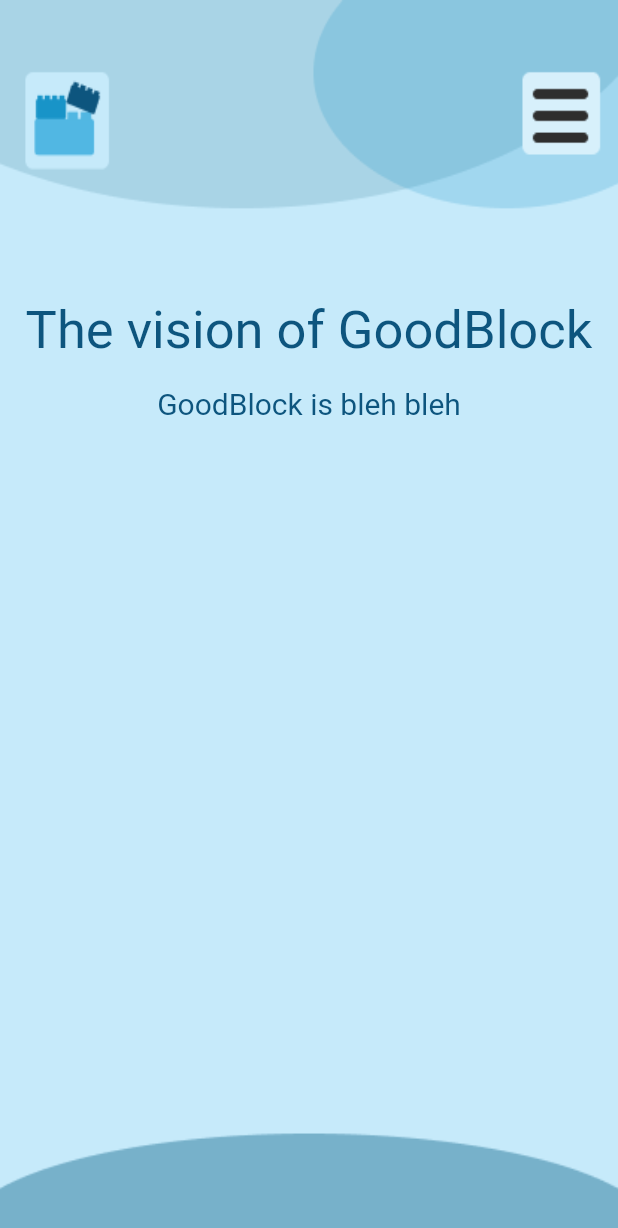
After one commit to Mehak-4545/CSN-254-GoodBlock, a Flutter app: the AuthPage_aboutus screen opened directly, on a phone screen of 412 x 824 dp. The commit adds this screen. Shown: the top 1228 px of the screen. Run offline on Flutter 3.47's test engine with Material 2 defaults, Android fonts, the phone set to English and light mode, and no system bars; our stand-ins replace convert, google_fonts; missing offline and left inert: web3dart; project files that could hold a hidden picture were left out.

Commit message:
more changes

```diff
--- /dev/null
+++ b/my_app/lib/about_us.dart
@@ -0,0 +1,125 @@
+import 'package:flutter/material.dart';
+import './frontend_signup_individual.dart';
+import 'package:google_fonts/google_fonts.dart';
+
+import 'donate_page.dart';
+
+// import 'package:flutter/widgets.dart';
+
+void tmpFunction3() {
+  print('Funt corp');
+}
+
+class AuthPage_aboutus extends StatefulWidget {
+  @override
+  _AuthPage_aboutusState createState() => _AuthPage_aboutusState();
+}
+
+class _AuthPage_aboutusState extends State<AuthPage_aboutus> {
+  @override
+  Widget build(BuildContext context) {
+    return SafeArea(
+      child: Scaffold(
+        backgroundColor: Color(0xffC6EAFA),
+        // appBar: AppBar(title: Text('Goodblock')),
+        // appBar: PreferredSize(
+        //   preferredSize: Size.fromHeight(70),
+        //   child: AppBar(
+        //     backgroundColor: Color.fromARGB(255, 169, 212, 230),
+        //     // leading: Image.asset(
+        //     //   'assets/images/icon.jpeg',
+        //     //   scale: 1,
+        //     // ),
+        //     leadingWidth: 70,
+        //     title: Container(
+        //         // child:Image.asset('assets/images/top_bar.jpeg'),
+        //         ),
+        //     actions: [Image.asset('assets/images/ham_bg.jpg')],
+        //   ),
+        // ),
+
+        body: Container(
+          constraints: const BoxConstraints.expand(),
+          decoration: const BoxDecoration(
+            image: DecorationImage(
+              image: AssetImage("assets/images/bg_login3.png"),
+              fit: BoxFit.fill,
+            ),
+          ),
+
+          child: Column(
+            children: [
+              Container(
+                // decoration: BoxDecoration(
+                //   gradient: LinearGradient(
+                //     colors: [
+                //       Colors.red.shade500.withOpacity(0.8),
+                //       Colors.blueGrey.shade900.withOpacity(0.8),
+                //       Colors.white.withOpacity(0.2),
+                //     ],
+                //     begin: Alignment.topCenter,
+                //     end: Alignment.bottomCenter,
+                //   ),
+                // ),
+                child: SingleChildScrollView(
+                  child: Column(
+                    children: [
+                      // Image.asset('assets/images/bg_login.png',
+                      //     height: 100, width: 100),
+                      SizedBox(
+                        // height: MediaQuery.of(context).size.height * 0.1,
+                        height: 200,
+                      ),
+                      Text(
+                        'The vision of GoodBlock',
+                        style:
+                            TextStyle(fontSize: 35, color: Color(0xff0d557e)),
+
+                      ),
+
+
+                      SizedBox(
+                        height: MediaQuery.of(context).size.height * 0.02,
+                      ),
+
+
+                      Text(
+                        'GoodBlock is bleh bleh',
+                        style:
+                            TextStyle(fontSize: 20, color: Color(0xff0d557e)),
+
+                      ),
+
+
+
+
+                    ],
+                  ),
+                ),
+              ),
+            ],
+          ),
+
+        ),
+      ),
+    );
+
+    // bottomNavigationBar:
+    // BottomNavigationBar(
+    //   items: const <BottomNavigationBarItem>[
+    //     BottomNavigationBarItem(
+    //       icon: Icon(Icons.arrow_back),
+    //       label: String.fromEnvironment('home'),
+    //     ),
+    //     BottomNavigationBarItem(
+    //       icon: Icon(Icons.person),
+    //       label: String.fromEnvironment('home'),
+    //     ),
+    //   ],
+    //   iconSize: 40,
+    //   elevation: 5,
+    //   fixedColor: Color.fromARGB(255, 13, 85, 126),
+    //   backgroundColor: Color(0xff77b1ca),
+    // );
+  }
+}
--- a/my_app/lib/dummy.dart
+++ b/my_app/lib/dummy.dart
@@ -46,6 +46,8 @@ class _AuthPage_dummyState extends State<AuthPage_dummy> {
               fit: BoxFit.fill,
             ),
           ),
+
+
         ),
       ),
     );
--- a/my_app/lib/frontend_login.dart
+++ b/my_app/lib/frontend_login.dart
@@ -22,7 +22,7 @@ class AuthPage extends StatefulWidget {
 class _AuthPageState extends State<AuthPage> {
   @override
   Widget build(BuildContext context) {
-    String input_name = "temp", input_password = "pwd";
+    String input_name = "", input_password = "";
     return SafeArea(
       child: Scaffold(
         backgroundColor: Color(0xffC6EAFA),
--- a/my_app/lib/home_ngo.dart
+++ b/my_app/lib/home_ngo.dart
@@ -7,6 +7,8 @@ import 'package:my_app/dummy.dart';
 import './frontend_login.dart';
 import 'package:my_app/ngo_addcampaign.dart';
 import 'package:my_app/frontend_listing.dart';
+import 'package:my_app/about_us.dart';
+import 'package:my_app/history.dart';
 // import 'main.dart';
 
 // void main() {
@@ -148,7 +150,7 @@ class _HomeAppPageState extends State<HomeAppPage> {
                           child: GestureDetector(
                             onTap: () {
                               Navigator.of(context).push(MaterialPageRoute(
-                                  builder: (context) => AuthPage_dummy()));
+                                  builder: (context) => AuthPage_history()));
                             },
                             child: ClipRRect(
                               borderRadius: BorderRadius.circular(10),
@@ -172,7 +174,7 @@ class _HomeAppPageState extends State<HomeAppPage> {
                           child: GestureDetector(
                             onTap: () {
                               Navigator.of(context).push(MaterialPageRoute(
-                                  builder: (context) => AuthPage_dummy()));
+                                  builder: (context) => AuthPage_aboutus()));
                             },
                             child: ClipRRect(
                               borderRadius: BorderRadius.circular(10),
```
Also changed, not shown: my_app/lib/frontend_signup_corp.dart (+5 -5 lines), my_app/lib/frontend_signup_individual.dart (+5 -5 lines), my_app/lib/frontend_signup_ngo.dart (+5 -5 lines), my_app/lib/history.dart (added, +125 -0 lines), my_app/lib/home.dart (+6 -4 lines).
